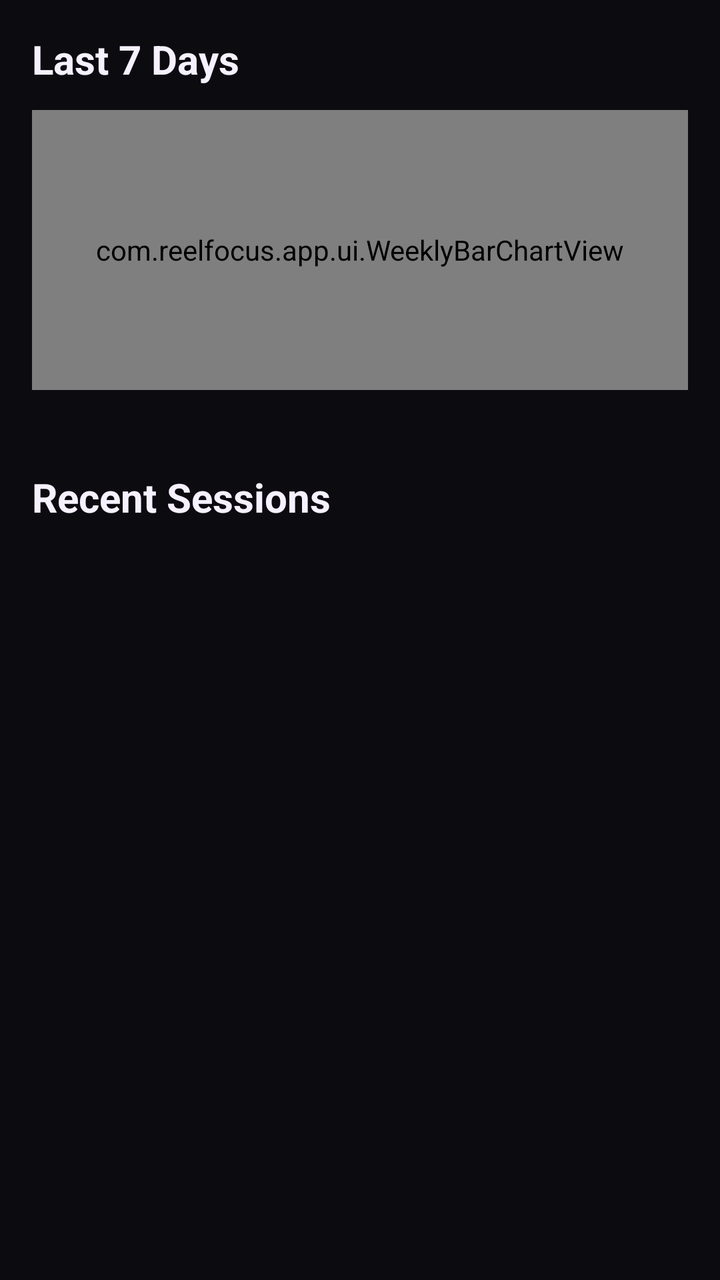
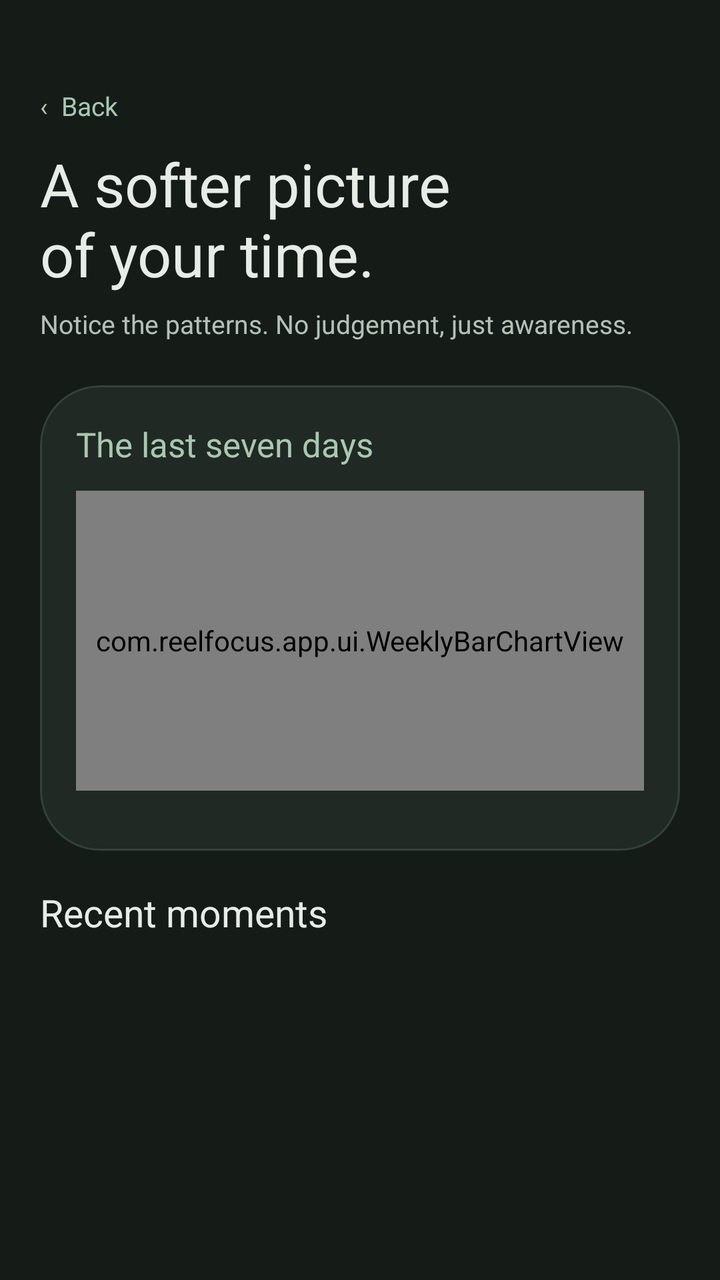

Two renders of the same Android screen: before a commit and after it. Below are the layout's source before the change and the commit's diff.
<!-- AndroidManifest.xml: activity theme Theme.ReelFocus -->
<!-- res/layout/activity_history.xml -->
<?xml version="1.0" encoding="utf-8"?>
<LinearLayout xmlns:android="http://schemas.android.com/apk/res/android"
    android:layout_width="match_parent"
    android:layout_height="match_parent"
    android:orientation="vertical"
    android:background="?android:attr/colorBackground">

    <ScrollView
        android:layout_width="match_parent"
        android:layout_height="match_parent"
        android:fillViewport="true">

        <LinearLayout
            android:layout_width="match_parent"
            android:layout_height="wrap_content"
            android:orientation="vertical"
            android:padding="16dp">

            
            <TextView
                android:layout_width="wrap_content"
                android:layout_height="wrap_content"
                android:text="Last 7 Days"
                android:textSize="20sp"
                android:textStyle="bold"
                android:textColor="?attr/colorOnBackground"
                android:layout_marginBottom="12dp"/>

            
            <com.reelfocus.app.ui.WeeklyBarChartView
                android:id="@+id/weekly_bar_chart"
                android:layout_width="match_parent"
                android:layout_height="140dp"
                android:layout_marginBottom="16dp"/>

            <LinearLayout
                android:id="@+id/weekly_stats_container"
                android:layout_width="match_parent"
                android:layout_height="wrap_content"
                android:orientation="vertical"/>

            
            <TextView
                android:layout_width="wrap_content"
                android:layout_height="wrap_content"
                android:text="Recent Sessions"
                android:textSize="20sp"
                android:textStyle="bold"
                android:textColor="?attr/colorOnBackground"
                android:layout_marginTop="24dp"
                android:layout_marginBottom="12dp"/>

            <androidx.recyclerview.widget.RecyclerView
                android:id="@+id/recent_sessions_recycler"
                android:layout_width="match_parent"
                android:layout_height="wrap_content"
                android:nestedScrollingEnabled="false"/>

        </LinearLayout>
    </ScrollView>

</LinearLayout>
<!-- resources referenced by this layout -->
<resources>
  <style name="Theme.ReelFocus" parent="Theme.Material3.DayNight.NoActionBar">
          <item name="materialButtonStyle">@style/Widget.ReelFocus.Button.Filled</item>
  
          
          <item name="colorPrimary">@color/md_theme_primary</item>
          <item name="colorOnPrimary">@color/md_theme_on_primary</item>
          <item name="colorPrimaryContainer">@color/md_theme_primary_container</item>
          <item name="colorOnPrimaryContainer">@color/md_theme_on_primary_container</item>
          
          
          <item name="colorSecondary">@color/md_theme_secondary</item>
          <item name="colorOnSecondary">@color/md_theme_on_secondary</item>
          <item name="colorSecondaryContainer">@color/md_theme_secondary_container</item>
          <item name="colorOnSecondaryContainer">@color/md_theme_on_secondary_container</item>
          
          
          <item name="colorTertiary">@color/md_theme_tertiary</item>
          <item name="colorOnTertiary">@color/md_theme_on_tertiary</item>
          <item name="colorTertiaryContainer">@color/md_theme_tertiary_container</item>
          <item name="colorOnTertiaryContainer">@color/md_theme_on_tertiary_container</item>
          
          
          <item name="colorError">@color/md_theme_error</item>
          <item name="colorOnError">@color/md_theme_on_error</item>
          <item name="colorErrorContainer">@color/md_theme_error_container</item>
          <item name="colorOnErrorContainer">@color/md_theme_on_error_container</item>
          
          
          <item name="colorSurface">@color/md_theme_surface</item>
          <item name="colorOnSurface">@color/md_theme_on_surface</item>
          <item name="colorSurfaceVariant">@color/md_theme_surface_variant</item>
          <item name="colorOnSurfaceVariant">@color/md_theme_on_surface_variant</item>
          <item name="colorSurfaceContainerHighest">@color/md_theme_surface_container_highest</item>
          
          
          <item name="android:colorBackground">@color/md_theme_background</item>
          <item name="colorOnBackground">@color/md_theme_on_background</item>
          
          
          <item name="colorOutline">@color/md_theme_outline</item>
          <item name="colorOutlineVariant">@color/md_theme_outline_variant</item>
          
          
          <item name="shapeAppearanceSmallComponent">@style/ShapeAppearance.ReelFocus.SmallComponent</item>
          <item name="shapeAppearanceMediumComponent">@style/ShapeAppearance.ReelFocus.MediumComponent</item>
          <item name="shapeAppearanceLargeComponent">@style/ShapeAppearance.ReelFocus.LargeComponent</item>
          
          
          <item name="android:statusBarColor">@color/md_theme_background</item>
          <item name="android:navigationBarColor">@color/md_theme_background</item>
          <item name="android:windowLightStatusBar">false</item>
          <item name="android:windowLightNavigationBar">false</item>
          <item name="android:windowDrawsSystemBarBackgrounds">true</item>
      </style>
  <style name="Widget.ReelFocus.Button.Filled" parent="Widget.Material3.Button">
          <item name="cornerRadius">18dp</item>
          <item name="android:minHeight">52dp</item>
          <item name="android:stateListAnimator">@null</item>
          <item name="elevation">0dp</item>
      </style>
  <color name="md_theme_primary">#D7FF3F</color>
  <color name="md_theme_on_primary">#202600</color>
  <color name="md_theme_primary_container">#364400</color>
  <color name="md_theme_on_primary_container">#E8FF9A</color>
  <color name="md_theme_secondary">#FF6685</color>
  <color name="md_theme_on_secondary">#202600</color>
  <color name="md_theme_secondary_container">#541B2C</color>
  <color name="md_theme_on_secondary_container">#FFD3DE</color>
  <color name="md_theme_tertiary">#B69CFF</color>
  <color name="md_theme_on_tertiary">#24143F</color>
  <color name="md_theme_tertiary_container">#38245F</color>
  <color name="md_theme_on_tertiary_container">#E5D8FF</color>
  <color name="md_theme_error">#FF647C</color>
  <color name="md_theme_on_error">#3D0715</color>
  <color name="md_theme_error_container">#6E1028</color>
  <color name="md_theme_on_error_container">#FFD2DA</color>
  <color name="md_theme_surface">#17151E</color>
  <color name="md_theme_on_surface">#F6F1FF</color>
  <color name="md_theme_surface_variant">#292632</color>
  <color name="md_theme_on_surface_variant">#B8B1C6</color>
  <color name="md_theme_surface_container_highest">#484452</color>
  <color name="md_theme_background">#0C0B10</color>
  <color name="md_theme_on_background">#F6F1FF</color>
  <color name="md_theme_outline">#484452</color>
  <color name="md_theme_outline_variant">#292632</color>
  <style name="ShapeAppearance.ReelFocus.SmallComponent" parent="ShapeAppearance.Material3.SmallComponent">
          <item name="cornerFamily">rounded</item>
          <item name="cornerSize">12dp</item>
      </style>
  <style name="ShapeAppearance.ReelFocus.MediumComponent" parent="ShapeAppearance.Material3.MediumComponent">
          <item name="cornerFamily">rounded</item>
          <item name="cornerSize">22dp</item>
      </style>
  <style name="ShapeAppearance.ReelFocus.LargeComponent" parent="ShapeAppearance.Material3.LargeComponent">
          <item name="cornerFamily">rounded</item>
          <item name="cornerSize">32dp</item>
      </style>
</resources>

<!-- the commit's change to res/layout/activity_history.xml (unified diff, before → after) -->
@@ -1,62 +1,39 @@
 <?xml version="1.0" encoding="utf-8"?>
 <LinearLayout xmlns:android="http://schemas.android.com/apk/res/android"
-    android:layout_width="match_parent"
-    android:layout_height="match_parent"
-    android:orientation="vertical"
-    android:background="?android:attr/colorBackground">
-
-    <ScrollView
-        android:layout_width="match_parent"
-        android:layout_height="match_parent"
-        android:fillViewport="true">
-
-        <LinearLayout
-            android:layout_width="match_parent"
-            android:layout_height="wrap_content"
-            android:orientation="vertical"
-            android:padding="16dp">
-
-            
-            <TextView
-                android:layout_width="wrap_content"
-                android:layout_height="wrap_content"
-                android:text="Last 7 Days"
-                android:textSize="20sp"
-                android:textStyle="bold"
-                android:textColor="?attr/colorOnBackground"
-                android:layout_marginBottom="12dp"/>
-
-            
-            <com.reelfocus.app.ui.WeeklyBarChartView
-                android:id="@+id/weekly_bar_chart"
-                android:layout_width="match_parent"
-                android:layout_height="140dp"
-                android:layout_marginBottom="16dp"/>
-
-            <LinearLayout
-                android:id="@+id/weekly_stats_container"
-                android:layout_width="match_parent"
-                android:layout_height="wrap_content"
-                android:orientation="vertical"/>
-
-            
-            <TextView
-                android:layout_width="wrap_content"
-                android:layout_height="wrap_content"
-                android:text="Recent Sessions"
-                android:textSize="20sp"
-                android:textStyle="bold"
-                android:textColor="?attr/colorOnBackground"
-                android:layout_marginTop="24dp"
-                android:layout_marginBottom="12dp"/>
-
-            <androidx.recyclerview.widget.RecyclerView
-                android:id="@+id/recent_sessions_recycler"
-                android:layout_width="match_parent"
-                android:layout_height="wrap_content"
-                android:nestedScrollingEnabled="false"/>
-
+    xmlns:app="http://schemas.android.com/apk/res-auto"
+    android:layout_width="match_parent" android:layout_height="match_parent"
+    android:orientation="vertical" android:background="@color/md_theme_background">
+    <ScrollView android:layout_width="match_parent" android:layout_height="match_parent" android:fillViewport="true">
+        <LinearLayout android:layout_width="match_parent" android:layout_height="wrap_content"
+            android:orientation="vertical" android:paddingHorizontal="20dp" android:paddingTop="34dp" android:paddingBottom="32dp">
+            <TextView android:id="@+id/history_back_button" android:layout_width="wrap_content" android:layout_height="wrap_content"
+                android:text="‹  Back" android:textSize="13sp" android:textColor="@color/md_theme_primary"
+                android:paddingVertical="10dp" android:clickable="true" android:focusable="true"/>
+            <TextView android:layout_width="match_parent" android:layout_height="wrap_content"
+                android:text="A softer picture\nof your time." android:textSize="30sp" android:textColor="@color/md_theme_on_background"
+                android:layout_marginBottom="6dp"/>
+            <TextView android:layout_width="match_parent" android:layout_height="wrap_content"
+                android:text="Notice the patterns. No judgement, just awareness." android:textSize="13sp"
+                android:textColor="@color/md_theme_on_surface_variant" android:layout_marginBottom="22dp"/>
+            <com.google.android.material.card.MaterialCardView android:layout_width="match_parent"
+                android:layout_height="wrap_content" android:layout_marginBottom="18dp"
+                app:cardCornerRadius="30dp" app:cardElevation="0dp" app:cardBackgroundColor="@color/md_theme_surface">
+                <LinearLayout android:layout_width="match_parent" android:layout_height="wrap_content"
+                    android:orientation="vertical" android:padding="18dp">
+                    <TextView android:layout_width="match_parent" android:layout_height="wrap_content"
+                        android:text="The last seven days" android:textSize="17sp" android:textColor="@color/md_theme_primary"
+                        android:layout_marginBottom="12dp"/>
+                    <com.reelfocus.app.ui.WeeklyBarChartView android:id="@+id/weekly_bar_chart"
+                        android:layout_width="match_parent" android:layout_height="150dp" android:layout_marginBottom="12dp"/>
+                    <LinearLayout android:id="@+id/weekly_stats_container" android:layout_width="match_parent"
+                        android:layout_height="wrap_content" android:orientation="vertical"/>
+                </LinearLayout>
+            </com.google.android.material.card.MaterialCardView>
+            <TextView android:layout_width="match_parent" android:layout_height="wrap_content"
+                android:text="Recent moments" android:textSize="19sp" android:textColor="@color/md_theme_on_background"
+                android:layout_marginBottom="10dp"/>
+            <androidx.recyclerview.widget.RecyclerView android:id="@+id/recent_sessions_recycler"
+                android:layout_width="match_parent" android:layout_height="wrap_content" android:nestedScrollingEnabled="false"/>
         </LinearLayout>
     </ScrollView>
-
 </LinearLayout>
<!-- resource entries referenced after the edit -->
@@ -2,100 +2,78 @@
 <resources>
   <style name="Theme.ReelFocus" parent="Theme.Material3.DayNight.NoActionBar">
           <item name="materialButtonStyle">@style/Widget.ReelFocus.Button.Filled</item>
-  
-          
           <item name="colorPrimary">@color/md_theme_primary</item>
           <item name="colorOnPrimary">@color/md_theme_on_primary</item>
           <item name="colorPrimaryContainer">@color/md_theme_primary_container</item>
           <item name="colorOnPrimaryContainer">@color/md_theme_on_primary_container</item>
-          
-          
           <item name="colorSecondary">@color/md_theme_secondary</item>
           <item name="colorOnSecondary">@color/md_theme_on_secondary</item>
           <item name="colorSecondaryContainer">@color/md_theme_secondary_container</item>
           <item name="colorOnSecondaryContainer">@color/md_theme_on_secondary_container</item>
-          
-          
           <item name="colorTertiary">@color/md_theme_tertiary</item>
           <item name="colorOnTertiary">@color/md_theme_on_tertiary</item>
           <item name="colorTertiaryContainer">@color/md_theme_tertiary_container</item>
           <item name="colorOnTertiaryContainer">@color/md_theme_on_tertiary_container</item>
-          
-          
           <item name="colorError">@color/md_theme_error</item>
           <item name="colorOnError">@color/md_theme_on_error</item>
           <item name="colorErrorContainer">@color/md_theme_error_container</item>
           <item name="colorOnErrorContainer">@color/md_theme_on_error_container</item>
-          
-          
           <item name="colorSurface">@color/md_theme_surface</item>
           <item name="colorOnSurface">@color/md_theme_on_surface</item>
           <item name="colorSurfaceVariant">@color/md_theme_surface_variant</item>
           <item name="colorOnSurfaceVariant">@color/md_theme_on_surface_variant</item>
           <item name="colorSurfaceContainerHighest">@color/md_theme_surface_container_highest</item>
-          
-          
           <item name="android:colorBackground">@color/md_theme_background</item>
           <item name="colorOnBackground">@color/md_theme_on_background</item>
-          
-          
           <item name="colorOutline">@color/md_theme_outline</item>
           <item name="colorOutlineVariant">@color/md_theme_outline_variant</item>
-          
-          
           <item name="shapeAppearanceSmallComponent">@style/ShapeAppearance.ReelFocus.SmallComponent</item>
           <item name="shapeAppearanceMediumComponent">@style/ShapeAppearance.ReelFocus.MediumComponent</item>
           <item name="shapeAppearanceLargeComponent">@style/ShapeAppearance.ReelFocus.LargeComponent</item>
-          
-          
           <item name="android:statusBarColor">@color/md_theme_background</item>
           <item name="android:navigationBarColor">@color/md_theme_background</item>
           <item name="android:windowLightStatusBar">false</item>
           <item name="android:windowLightNavigationBar">false</item>
           <item name="android:windowDrawsSystemBarBackgrounds">true</item>
+          <item name="android:windowBackground">@color/md_theme_background</item>
       </style>
   <style name="Widget.ReelFocus.Button.Filled" parent="Widget.Material3.Button">
-          <item name="cornerRadius">18dp</item>
-          <item name="android:minHeight">52dp</item>
-          <item name="android:stateListAnimator">@null</item>
-          <item name="elevation">0dp</item>
+          <item name="cornerRadius">28dp</item><item name="android:minHeight">56dp</item>
+          <item name="android:stateListAnimator">@null</item><item name="elevation">0dp</item>
       </style>
-  <color name="md_theme_primary">#D7FF3F</color>
-  <color name="md_theme_on_primary">#202600</color>
-  <color name="md_theme_primary_container">#364400</color>
-  <color name="md_theme_on_primary_container">#E8FF9A</color>
-  <color name="md_theme_secondary">#FF6685</color>
-  <color name="md_theme_on_secondary">#202600</color>
-  <color name="md_theme_secondary_container">#541B2C</color>
-  <color name="md_theme_on_secondary_container">#FFD3DE</color>
-  <color name="md_theme_tertiary">#B69CFF</color>
-  <color name="md_theme_on_tertiary">#24143F</color>
-  <color name="md_theme_tertiary_container">#38245F</color>
-  <color name="md_theme_on_tertiary_container">#E5D8FF</color>
-  <color name="md_theme_error">#FF647C</color>
-  <color name="md_theme_on_error">#3D0715</color>
-  <color name="md_theme_error_container">#6E1028</color>
-  <color name="md_theme_on_error_container">#FFD2DA</color>
-  <color name="md_theme_surface">#17151E</color>
-  <color name="md_theme_on_surface">#F6F1FF</color>
-  <color name="md_theme_surface_variant">#292632</color>
-  <color name="md_theme_on_surface_variant">#B8B1C6</color>
-  <color name="md_theme_surface_container_highest">#484452</color>
-  <color name="md_theme_background">#0C0B10</color>
-  <color name="md_theme_on_background">#F6F1FF</color>
-  <color name="md_theme_outline">#484452</color>
-  <color name="md_theme_outline_variant">#292632</color>
+  <color name="md_theme_primary">#A9C7B1</color>
+  <color name="md_theme_on_primary">#1C3024</color>
+  <color name="md_theme_primary_container">#31483A</color>
+  <color name="md_theme_on_primary_container">#DCEBDF</color>
+  <color name="md_theme_secondary">#C5B9D8</color>
+  <color name="md_theme_on_secondary">#30283A</color>
+  <color name="md_theme_secondary_container">#453B52</color>
+  <color name="md_theme_on_secondary_container">#E9E0F2</color>
+  <color name="md_theme_tertiary">#D6B9A9</color>
+  <color name="md_theme_on_tertiary">#3B2A22</color>
+  <color name="md_theme_tertiary_container">#574239</color>
+  <color name="md_theme_on_tertiary_container">#F0DED4</color>
+  <color name="md_theme_error">#DDA9A6</color>
+  <color name="md_theme_on_error">#3C2020</color>
+  <color name="md_theme_error_container">#573331</color>
+  <color name="md_theme_on_error_container">#F4DAD7</color>
+  <color name="md_theme_surface">#202923</color>
+  <color name="md_theme_on_surface">#E7ECE7</color>
+  <color name="md_theme_surface_variant">#2B352E</color>
+  <color name="md_theme_on_surface_variant">#B5C0B7</color>
+  <color name="md_theme_surface_container_highest">#3A463D</color>
+  <color name="md_theme_background">#151C18</color>
+  <color name="md_theme_on_background">#E7ECE7</color>
+  <color name="md_theme_outline">#66776B</color>
+  <color name="md_theme_outline_variant">#344139</color>
   <style name="ShapeAppearance.ReelFocus.SmallComponent" parent="ShapeAppearance.Material3.SmallComponent">
-          <item name="cornerFamily">rounded</item>
-          <item name="cornerSize">12dp</item>
+          <item name="cornerFamily">rounded</item><item name="cornerSize">18dp</item>
       </style>
   <style name="ShapeAppearance.ReelFocus.MediumComponent" parent="ShapeAppearance.Material3.MediumComponent">
-          <item name="cornerFamily">rounded</item>
-          <item name="cornerSize">22dp</item>
+          <item name="cornerFamily">rounded</item><item name="cornerSize">28dp</item>
       </style>
   <style name="ShapeAppearance.ReelFocus.LargeComponent" parent="ShapeAppearance.Material3.LargeComponent">
-          <item name="cornerFamily">rounded</item>
-          <item name="cornerSize">32dp</item>
+          <item name="cornerFamily">rounded</item><item name="cornerSize">38dp</item>
       </style>
 </resources>
 
